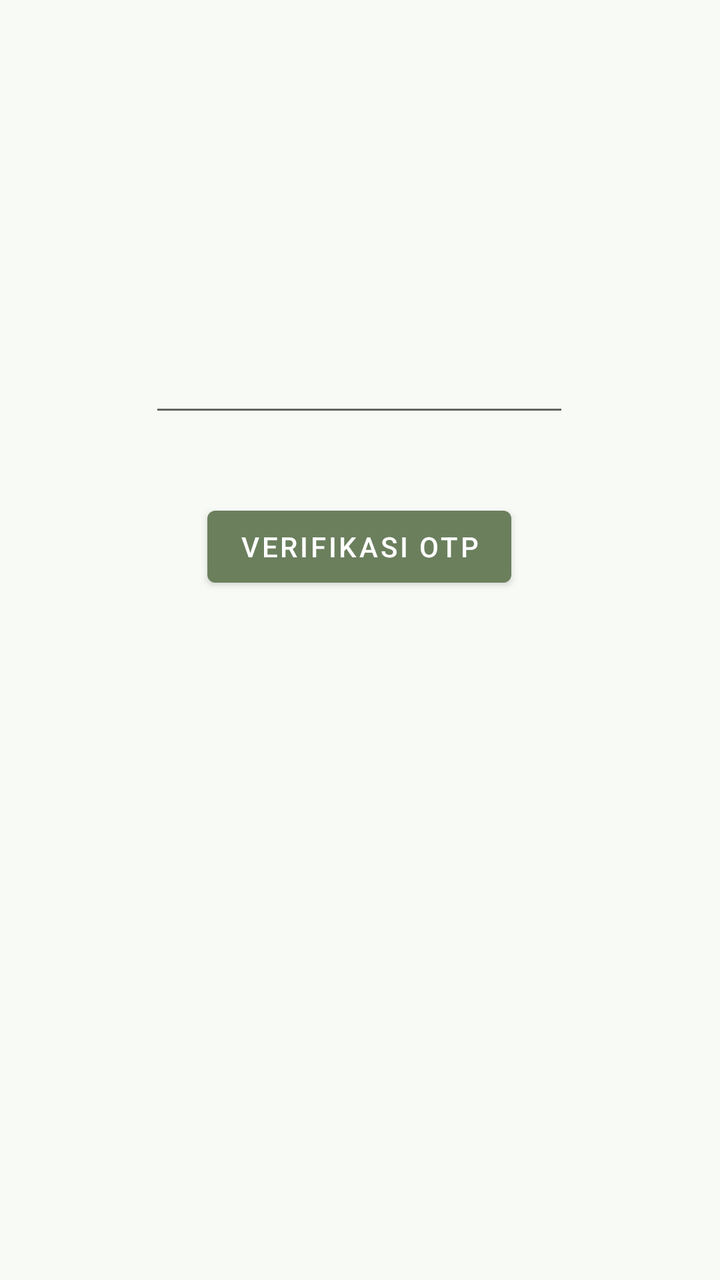
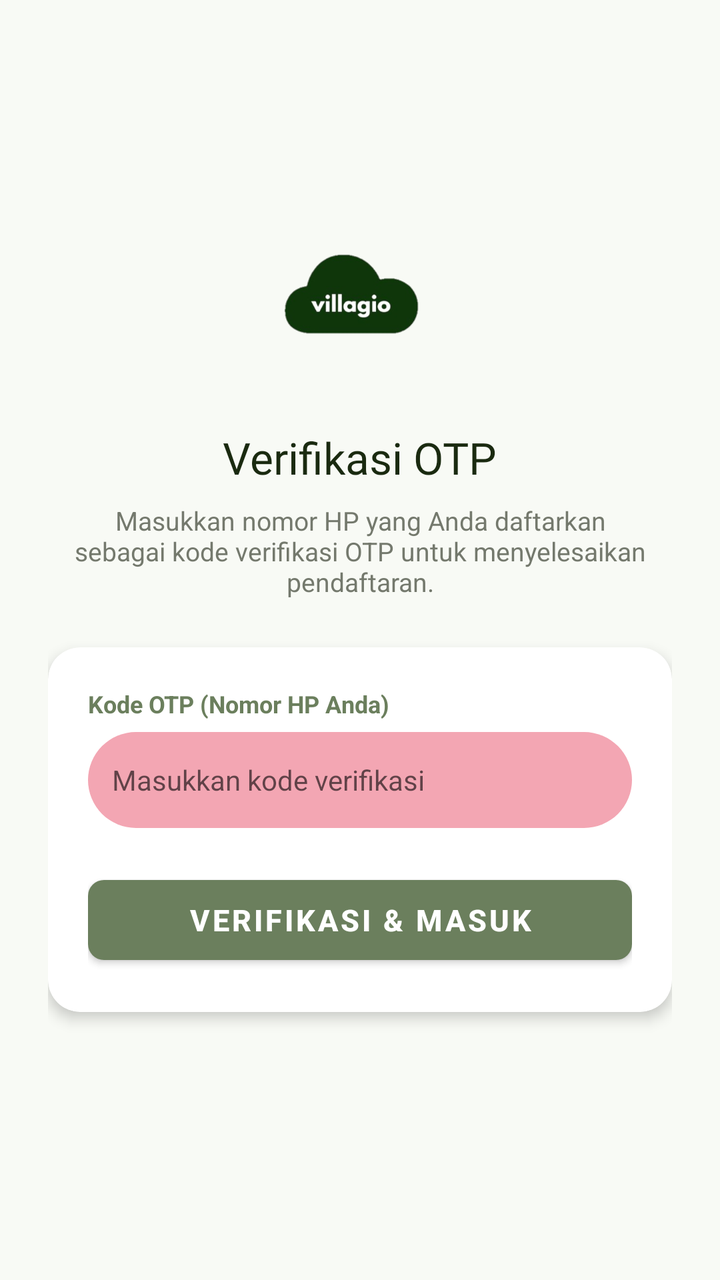

The first picture is an Android layout as it rendered before a commit; the second is the same layout after the commit. The layout source and the unified diff follow.
<!-- AndroidManifest.xml: application theme Theme.Elincortis -->
<!-- res/layout/activity_otpactivity.xml -->
<?xml version="1.0" encoding="utf-8"?>
<androidx.constraintlayout.widget.ConstraintLayout xmlns:android="http://schemas.android.com/apk/res/android"
    xmlns:app="http://schemas.android.com/apk/res-auto"
    xmlns:tools="http://schemas.android.com/tools"
    android:id="@+id/main"
    android:layout_width="match_parent"
    android:layout_height="match_parent"
    tools:context=".OTPActivity">

    <EditText
        android:id="@+id/verifikasi"
        android:layout_width="wrap_content"
        android:layout_height="wrap_content"
        android:layout_marginTop="172dp"
        android:ems="10"
        android:inputType="number"
        app:layout_constraintEnd_toEndOf="parent"
        app:layout_constraintHorizontal_bias="0.497"
        app:layout_constraintStart_toStartOf="parent"
        app:layout_constraintTop_toTopOf="parent" />

    <Button
        android:id="@+id/submitOTP"
        android:layout_width="wrap_content"
        android:layout_height="wrap_content"
        android:layout_marginTop="36dp"
        android:text="verifikasi otp"
        app:layout_constraintEnd_toEndOf="parent"
        app:layout_constraintHorizontal_bias="0.498"
        app:layout_constraintStart_toStartOf="parent"
        app:layout_constraintTop_toBottomOf="@+id/verifikasi" />
</androidx.constraintlayout.widget.ConstraintLayout>
<!-- resources referenced by this layout -->
<resources>
  <style name="Theme.Elincortis" parent="Base.Theme.Elincortis" />
  <style name="Base.Theme.Elincortis" parent="Theme.MaterialComponents.DayNight.NoActionBar">
  
          
          <item name="colorPrimary">@color/sage_primary</item>
          <item name="colorPrimaryVariant">@color/sage_toolbar_dark</item>
          <item name="colorOnPrimary">@color/sage_on_primary</item>
  
          
          <item name="colorSecondary">@color/sage_accent</item>
          <item name="colorSecondaryVariant">@color/sage_secondary</item>
          <item name="colorOnSecondary">@color/sage_on_secondary</item>
  
          
          <item name="android:colorBackground">@color/sage_background</item>
          <item name="colorOnBackground">@color/sage_on_background</item>
          <item name="colorSurface">@color/sage_surface</item>
          <item name="colorOnSurface">@color/sage_on_surface</item>
  
          
          <item name="colorError">@color/sage_error</item>
          <item name="colorOnError">@color/sage_on_error</item>
  
          
          <item name="android:statusBarColor">@color/sage_toolbar_dark</item>
          <item name="android:navigationBarColor">@color/sage_surface</item>
      </style>
  <color name="sage_primary">#6B7F5D</color>
  <color name="sage_toolbar_dark">#526140</color>
  <color name="sage_on_primary">#FFFFFF</color>
  <color name="sage_accent">#8BA870</color>
  <color name="sage_secondary">#58624B</color>
  <color name="sage_on_secondary">#FFFFFF</color>
  <color name="sage_background">#F8FAF5</color>
  <color name="sage_on_background">#1A1C18</color>
  <color name="sage_surface">#F8FAF5</color>
  <color name="sage_on_surface">#1A1C18</color>
  <color name="sage_error">#BA1A1A</color>
  <color name="sage_on_error">#FFFFFF</color>
</resources>

<!-- the commit's change to res/layout/activity_otpactivity.xml (unified diff, before → after) -->
@@ -1,32 +1,101 @@
 <?xml version="1.0" encoding="utf-8"?>
-<androidx.constraintlayout.widget.ConstraintLayout xmlns:android="http://schemas.android.com/apk/res/android"
+<androidx.constraintlayout.widget.ConstraintLayout
+    xmlns:android="http://schemas.android.com/apk/res/android"
     xmlns:app="http://schemas.android.com/apk/res-auto"
     xmlns:tools="http://schemas.android.com/tools"
     android:id="@+id/main"
     android:layout_width="match_parent"
     android:layout_height="match_parent"
+    android:background="@color/sage_background"
     tools:context=".OTPActivity">
 
-    <EditText
-        android:id="@+id/verifikasi"
-        android:layout_width="wrap_content"
+    <LinearLayout
+        android:layout_width="match_parent"
         android:layout_height="wrap_content"
-        android:layout_marginTop="172dp"
-        android:ems="10"
-        android:inputType="number"
+        android:orientation="vertical"
+        android:gravity="center"
+        android:padding="24dp"
+        app:layout_constraintBottom_toBottomOf="parent"
+        app:layout_constraintTop_toTopOf="parent"
         app:layout_constraintEnd_toEndOf="parent"
-        app:layout_constraintHorizontal_bias="0.497"
-        app:layout_constraintStart_toStartOf="parent"
-        app:layout_constraintTop_toTopOf="parent" />
+        app:layout_constraintStart_toStartOf="parent">
 
-    <Button
-        android:id="@+id/submitOTP"
-        android:layout_width="wrap_content"
-        android:layout_height="wrap_content"
-        android:layout_marginTop="36dp"
-        android:text="verifikasi otp"
-        app:layout_constraintEnd_toEndOf="parent"
-        app:layout_constraintHorizontal_bias="0.498"
-        app:layout_constraintStart_toStartOf="parent"
-        app:layout_constraintTop_toBottomOf="@+id/verifikasi" />
+        
+        <ImageView
+            android:layout_width="80dp"
+            android:layout_height="80dp"
+            android:src="@drawable/logo"
+            android:contentDescription="Villagio Logo"
+            android:layout_marginBottom="16dp" />
+
+        <TextView
+            android:layout_width="wrap_content"
+            android:layout_height="wrap_content"
+            android:text="Verifikasi OTP"
+            android:textSize="22sp"
+            android:textColor="@color/sage_on_primary_container"
+            android:fontFamily="@font/poppins_bold"
+            android:layout_marginBottom="8dp" />
+
+        <TextView
+            android:layout_width="wrap_content"
+            android:layout_height="wrap_content"
+            android:text="Masukkan nomor HP yang Anda daftarkan sebagai kode verifikasi OTP untuk menyelesaikan pendaftaran."
+            android:textSize="13sp"
+            android:textColor="@color/sage_outline"
+            android:textAlignment="center"
+            android:layout_marginBottom="24dp" />
+
+        
+        <androidx.cardview.widget.CardView
+            android:layout_width="match_parent"
+            android:layout_height="wrap_content"
+            app:cardCornerRadius="16dp"
+            app:cardElevation="4dp"
+            app:cardBackgroundColor="@color/sage_card"
+            android:layout_marginBottom="16dp">
+
+            <LinearLayout
+                android:layout_width="match_parent"
+                android:layout_height="wrap_content"
+                android:orientation="vertical"
+                android:padding="20dp">
+
+                <TextView
+                    android:layout_width="wrap_content"
+                    android:layout_height="wrap_content"
+                    android:text="Kode OTP (Nomor HP Anda)"
+                    android:textStyle="bold"
+                    android:textSize="12sp"
+                    android:textColor="@color/sage_primary"
+                    android:layout_marginBottom="6dp"/>
+
+                <EditText
+                    android:id="@+id/verifikasi"
+                    android:layout_width="match_parent"
+                    android:layout_height="48dp"
+                    android:ems="10"
+                    android:inputType="number"
+                    android:hint="Masukkan kode verifikasi"
+                    android:textSize="14sp"
+                    android:background="@drawable/bg_input"
+                    android:padding="12dp"
+                    android:layout_marginBottom="20dp" />
+
+                <com.google.android.material.button.MaterialButton
+                    android:id="@+id/submitOTP"
+                    android:layout_width="match_parent"
+                    android:layout_height="52dp"
+                    android:text="Verifikasi &amp; Masuk"
+                    android:textSize="15sp"
+                    android:textStyle="bold"
+                    android:textColor="@color/sage_on_primary"
+                    app:backgroundTint="@color/sage_primary"
+                    app:cornerRadius="8dp" />
+
+            </LinearLayout>
+        </androidx.cardview.widget.CardView>
+
+    </LinearLayout>
+
 </androidx.constraintlayout.widget.ConstraintLayout>
<!-- resource entries referenced after the edit -->
@@ -28,12 +28,22 @@
           <item name="android:navigationBarColor">@color/sage_surface</item>
       </style>
   <color name="sage_primary">#6B7F5D</color>
+  <!-- drawable bg_input (drawable) -->
+  <?xml version="1.0" encoding="utf-8"?>
+  <shape xmlns:android="http://schemas.android.com/apk/res/android">
+      <solid android:color="#F3A6B3"/>
+      <corners android:radius="25dp"/>
+  </shape>
+  <!-- drawable logo: png bitmap (drawable, 31883 bytes) -->
   <color name="sage_toolbar_dark">#526140</color>
   <color name="sage_on_primary">#FFFFFF</color>
+  <color name="sage_on_primary_container">#1A2A10</color>
+  <color name="sage_outline">#74796D</color>
   <color name="sage_accent">#8BA870</color>
   <color name="sage_secondary">#58624B</color>
   <color name="sage_on_secondary">#FFFFFF</color>
   <color name="sage_background">#F8FAF5</color>
+  <color name="sage_card">#FFFFFF</color>
   <color name="sage_on_background">#1A1C18</color>
   <color name="sage_surface">#F8FAF5</color>
   <color name="sage_on_surface">#1A1C18</color>
